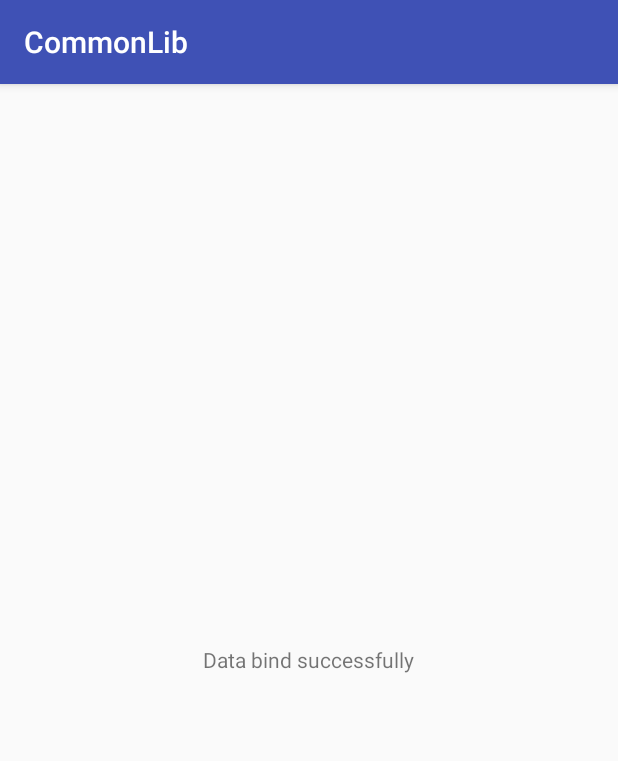
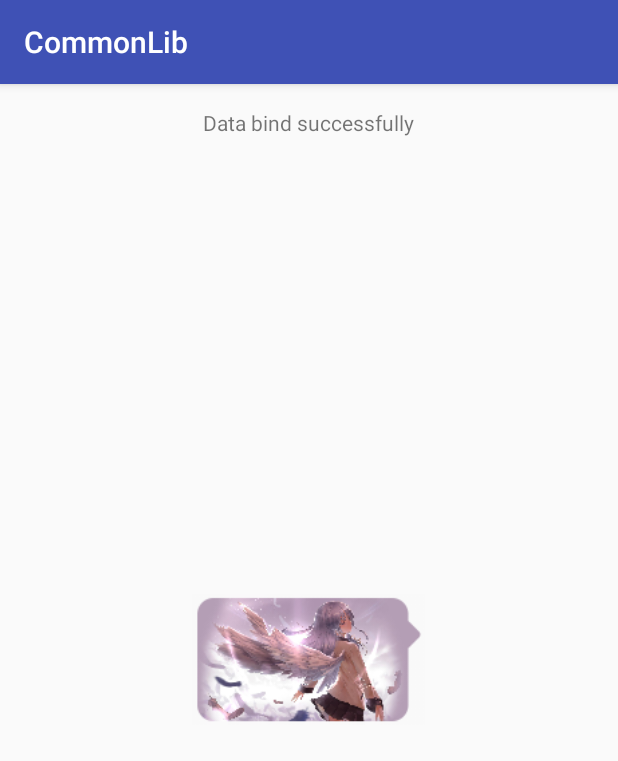
Before and after one commit to hawkWei07/commonProject, an Android app: the screen it shows after launch (MainActivity), on a phone screen of 412 x 824 dp. Shown: the top 761 px of the screen. Run offline under Robolectric (Android 15) with nearby library versions, the light colour scheme and no system bars.

Commit message:
[Study] Learn about image handle of nine patch

```diff
--- a/CommonProject/app/build.gradle
+++ b/CommonProject/app/build.gradle
@@ -5,7 +5,7 @@ android {
     buildToolsVersion "25.0.0"
     defaultConfig {
         applicationId "cn.hawk.commonproject"
-        minSdkVersion 24
+        minSdkVersion 21
         targetSdkVersion 25
         versionCode 1
         versionName "1.0"
--- a/CommonProject/app/src/main/java/cn/hawk/commonproject/ui/fragments/MainFragment.java
+++ b/CommonProject/app/src/main/java/cn/hawk/commonproject/ui/fragments/MainFragment.java
@@ -1,9 +1,15 @@
 package cn.hawk.commonproject.ui.fragments;
 
+import android.graphics.Bitmap;
+import android.graphics.BitmapFactory;
 import android.text.TextUtils;
+import android.view.ViewGroup;
+import android.widget.ImageView;
 import android.widget.TextView;
 
 import cn.hawk.commonlib.base.BaseFragment;
+import cn.hawk.commonlib.utils.ImageUtils;
+import cn.hawk.commonlib.utils.LogUtils;
 import cn.hawk.commonproject.R;
 import cn.hawk.commonproject.contracts.MainContract;
 
@@ -15,6 +21,11 @@ public class MainFragment extends BaseFragment implements MainContract.View {
     private MainContract.Presenter mPresenter;
 
     private TextView tvOutPut;
+    private ImageView ivTest;
+    private Bitmap btTest;
+    private int maxSize;
+    private int minWidth;
+    private int minHeight;
 
     public static MainFragment newInstance() {
         return new MainFragment();
@@ -29,11 +40,15 @@ public class MainFragment extends BaseFragment implements MainContract.View {
     protected void bindView() {
         super.bindView();
         tvOutPut = (TextView) getView().findViewById(R.id.output);
+        ivTest = (ImageView) getView().findViewById(R.id.iv_test);
     }
 
     @Override
     protected void initData() {
         super.initData();
+        maxSize = getActivity().getResources().getDimensionPixelSize(R.dimen.img_max_size);
+        minWidth = getActivity().getResources().getDimensionPixelSize(R.dimen.img_min_width);
+        minHeight = getActivity().getResources().getDimensionPixelSize(R.dimen.img_min_height);
     }
 
     @Override
@@ -44,6 +59,17 @@ public class MainFragment extends BaseFragment implements MainContract.View {
     @Override
     protected void initView() {
         super.initView();
+        long startTime = System.currentTimeMillis();
+        Bitmap bitmap = ImageUtils.decodeScaleImage(getActivity(), R.drawable.test);
+        int[] size = ImageUtils.cauculateSize(bitmap.getWidth(), bitmap.getHeight(), minWidth, minHeight, maxSize);
+        btTest = ImageUtils.getBubbleShapeBitmap(getActivity(), bitmap, R.drawable.output_bg_single);
+        ViewGroup.LayoutParams layoutParams = ivTest.getLayoutParams();
+        layoutParams.width = size[0];
+        layoutParams.height = size[1];
+        ivTest.setLayoutParams(layoutParams);
+        ivTest.setScaleType(ImageView.ScaleType.CENTER_CROP);
+        ivTest.setImageBitmap(btTest);
+        LogUtils.getInstance().logd("Hawk", "cost time : " + (System.currentTimeMillis() - startTime));
     }
 
     @Override
--- a/CommonProject/app/src/main/res/layout/fragment_main.xml
+++ b/CommonProject/app/src/main/res/layout/fragment_main.xml
@@ -7,6 +7,12 @@
         android:id="@+id/output"
         android:layout_width="wrap_content"
         android:layout_height="wrap_content"
-        android:layout_centerInParent="true"
+        android:layout_centerHorizontal="true"
         android:text="Hello world" />
+
+    <ImageView
+        android:id="@+id/iv_test"
+        android:layout_width="wrap_content"
+        android:layout_height="wrap_content"
+        android:layout_centerInParent="true" />
 </RelativeLayout>
--- a/CommonProject/commonlib/build.gradle
+++ b/CommonProject/commonlib/build.gradle
@@ -5,7 +5,7 @@ android {
     buildToolsVersion "25.0.0"
 
     defaultConfig {
-        minSdkVersion 24
+        minSdkVersion 21
         targetSdkVersion 25
         versionCode 1
         versionName "1.0"
--- /dev/null
+++ b/CommonProject/commonlib/src/main/java/cn/hawk/commonlib/utils/ImageUtils.java
@@ -0,0 +1,153 @@
+package cn.hawk.commonlib.utils;
+
+import android.content.Context;
+import android.graphics.Bitmap;
+import android.graphics.BitmapFactory;
+import android.graphics.Canvas;
+import android.graphics.Matrix;
+import android.graphics.NinePatch;
+import android.graphics.Paint;
+import android.graphics.PorterDuff;
+import android.graphics.PorterDuffXfermode;
+import android.graphics.Rect;
+import android.media.ExifInterface;
+
+import java.io.IOException;
+
+import cn.hawk.commonlib.R;
+
+/**
+ * Created by kehaowei on 2017/3/20.
+ */
+
+public class ImageUtils {
+    public static Bitmap getBubbleShapeBitmap(Context context, Bitmap bitmap, int bubbleResId) {
+        Bitmap mask = BitmapFactory.decodeResource(context.getResources(), bubbleResId);
+        Bitmap result = Bitmap.createBitmap(bitmap.getWidth(), bitmap.getHeight(), bitmap.getConfig());
+        Canvas mCanvas = new Canvas(result);
+        Paint paint = new Paint(Paint.ANTI_ALIAS_FLAG);
+        paint.setXfermode(new PorterDuffXfermode(PorterDuff.Mode.SRC_IN));
+        NinePatch np = new NinePatch(mask, mask.getNinePatchChunk(), null);
+        Rect rect = new Rect(0, 0, bitmap.getWidth(), bitmap.getHeight());
+        np.draw(mCanvas, rect, null);
+        mCanvas.drawBitmap(bitmap, 0, 0, paint);
+        return result;
+    }
+
+    public static Bitmap decodeScaleImage(Context context, String path) {
+        BitmapFactory.Options bitmapOptions = getBitmapOptions(path);
+        float sampleSize = calculateInSampleSize(context, bitmapOptions);
+        bitmapOptions.inSampleSize = (int) Math.ceil(sampleSize);
+        bitmapOptions.inJustDecodeBounds = false;
+        Bitmap bitmap = BitmapFactory.decodeFile(path, bitmapOptions);
+        int degree = readPictureDegree(path);
+        Bitmap bitmap1 = null;
+        if (bitmap != null && degree != 0) {
+            bitmap1 = rotaingImageView(degree, bitmap);
+            bitmap.recycle();
+            bitmap = null;
+            return bitmap1;
+        } else {
+            return bitmap;
+        }
+    }
+
+    public static Bitmap decodeScaleImage(Context context, int resId) {
+        BitmapFactory.Options bitmapOptions = getBitmapOptions(context, resId);
+        float sampleSize = calculateInSampleSize(context, bitmapOptions);
+        bitmapOptions.inSampleSize = (int) Math.ceil(sampleSize);
+        bitmapOptions.inJustDecodeBounds = false;
+        Bitmap bitmap = BitmapFactory.decodeResource(context.getResources(), resId, bitmapOptions);
+        return bitmap;
+    }
+
+    public static float calculateInSampleSize(Context context, BitmapFactory.Options options) {
+        int outHeight = options.outHeight;
+        int outWidth = options.outWidth;
+        int minWidth = context.getResources().getDimensionPixelSize(R.dimen.img_min_width);
+        int minHeight = context.getResources().getDimensionPixelSize(R.dimen.img_min_height);
+        int maxSize = context.getResources().getDimensionPixelSize(R.dimen.img_max_size);
+        float result = 1;
+        if (outHeight == outWidth) {
+            if (outHeight > maxSize)
+                result = (float) outHeight / (float) maxSize;
+        } else if (outHeight > outWidth) {
+            if (outWidth > minWidth || outHeight > maxSize) {
+                float scaleWidth = (float) outWidth / (float) minWidth;
+                float scaleHeight = (float) outHeight / (float) maxSize;
+                result = scaleWidth > scaleHeight ? scaleWidth : scaleHeight;
+            }
+        } else {
+            if (outHeight > minHeight || outWidth > maxSize) {
+                float scaleWidth = (float) outWidth / (float) maxSize;
+                float scaleHeight = (float) outHeight / (float) minHeight;
+                result = scaleWidth > scaleHeight ? scaleWidth : scaleHeight;
+            }
+        }
+        return result;
+    }
+
+
+    public static int[] cauculateSize(int width, int height, int minWidth, int minHeight, int maxSize) {
+        int[] result = new int[2];
+        float scale = (float) width / (float) height;
+        if (width == height) {
+            int size = Math.min(width, maxSize);
+            size = Math.max(size, Math.min(minWidth, minHeight));
+            result[0] = size;
+            result[1] = size;
+        } else if (width > height) {
+            result[0] = maxSize;
+            result[1] = (int) (maxSize / scale);
+        } else {
+            result[0] = (int) (maxSize * scale);
+            result[1] = maxSize;
+        }
+        return result;
+    }
+
+    public static BitmapFactory.Options getBitmapOptions(String path) {
+        BitmapFactory.Options options = new BitmapFactory.Options();
+        options.inJustDecodeBounds = true;
+        BitmapFactory.decodeFile(path, options);
+        return options;
+    }
+
+    public static BitmapFactory.Options getBitmapOptions(Context context, int res) {
+        BitmapFactory.Options options = new BitmapFactory.Options();
+        options.inJustDecodeBounds = true;
+        BitmapFactory.decodeResource(context.getResources(), res, options);
+        return options;
+    }
+
+    public static int readPictureDegree(String path) {
+        short degree = 0;
+
+        try {
+            ExifInterface exifInterface = new ExifInterface(path);
+            int orientation = exifInterface.getAttributeInt("Orientation", 1);
+            switch (orientation) {
+                case 3:
+                    degree = 180;
+                    break;
+                case 6:
+                    degree = 90;
+                    break;
+                case 8:
+                    degree = 270;
+            }
+        } catch (IOException e) {
+            e.printStackTrace();
+        }
+
+        return degree;
+    }
+
+
+    public static Bitmap rotaingImageView(int direction, Bitmap bitmap) {
+        Matrix matrix = new Matrix();
+        matrix.postRotate((float) direction);
+        Bitmap result = Bitmap.createBitmap(bitmap, 0, 0, bitmap.getWidth(), bitmap.getHeight(), matrix, true);
+        return result;
+    }
+}
--- /dev/null
+++ b/CommonProject/commonlib/src/main/res/values/dimens.xml
@@ -0,0 +1,6 @@
+<?xml version="1.0" encoding="utf-8"?>
+<resources>
+    <dimen name="img_min_height">71dp</dimen>
+    <dimen name="img_min_width">101dp</dimen>
+    <dimen name="img_max_size">155dp</dimen>
+</resources>
```
Also changed, not shown: CommonProject/commonlib/src/main/java/cn/hawk/commonlib/widgets/BubbleImageView.java (added, +32 -0 lines), CommonProject/app/src/main/res/drawable-nodpi/test_mini.jpg (added).
